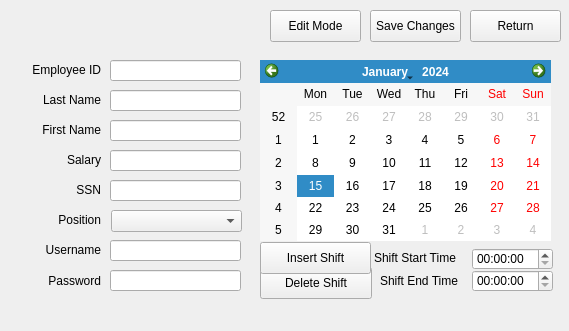
Qt form EDI/controltab_vieweditemployee.ui (katietrom11392/EDI) before a commit.
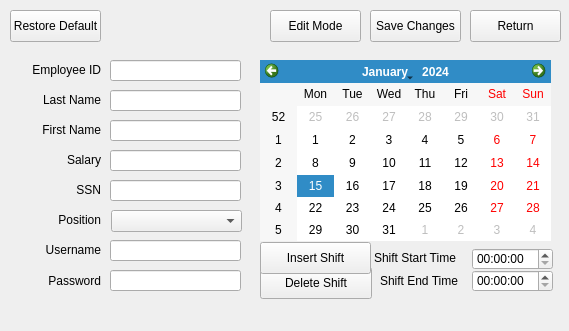
The same form after that commit. Custom widgets are drawn as their Qt base class.

Diff of the .ui file:
```diff
--- a/EDI/controltab_vieweditemployee.ui
+++ b/EDI/controltab_vieweditemployee.ui
@@ -369,6 +369,19 @@
     <string>Return</string>
    </property>
   </widget>
+  <widget class="QPushButton" name="pushButton_restoreDefault">
+   <property name="geometry">
+    <rect>
+     <x>10</x>
+     <y>10</y>
+     <width>91</width>
+     <height>32</height>
+    </rect>
+   </property>
+   <property name="text">
+    <string>Restore Default</string>
+   </property>
+  </widget>
  </widget>
  <customwidgets>
   <customwidget>
```
